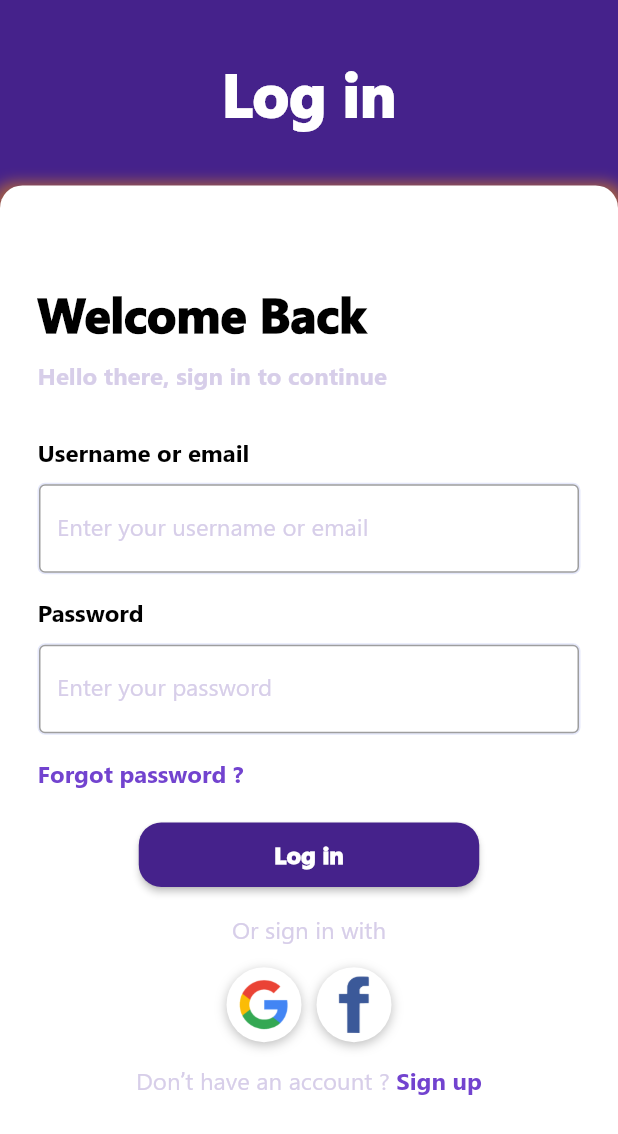
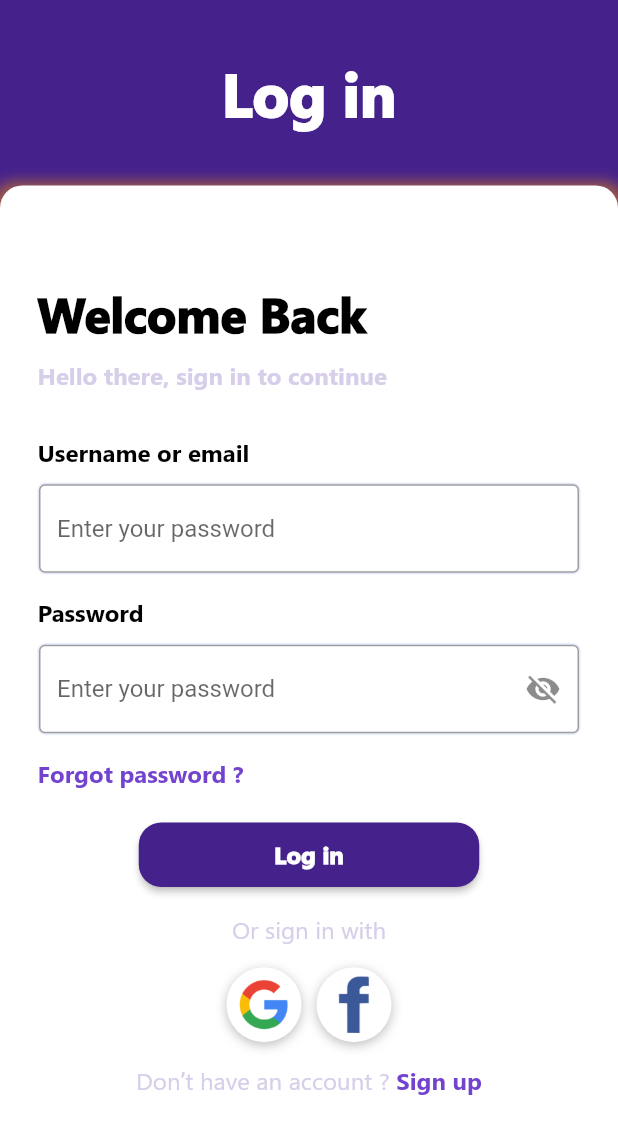
Before and after one commit to nguyenchiemdu/TESMA, a Flutter app: the screen it shows after launch, on a phone screen of 412 x 824 dp. Shown: the top 1134 px of the screen. Run offline on Flutter 3.47's test engine with Material 2 defaults, Android fonts, the phone set to English and light mode, and no system bars; our stand-ins replace cloud_firestore, firebase_auth, firebase_core, flutter_spinkit, fluttertoast, google_sign_in; missing offline and left inert: flutter_facebook_auth; accounts and stored records are empty.

Commit message:
Update textfield

```diff
--- a/lib/views/login_screens/login_screen.dart
+++ b/lib/views/login_screens/login_screen.dart
@@ -22,9 +22,18 @@ class LoginForm extends StatelessWidget {
   }
 }
 
-class LoginMobileContent extends StatelessWidget {
+class LoginMobileContent extends StatefulWidget {
+  @override
+  _LoginMobileContentState createState() => _LoginMobileContentState();
+}
+
+class _LoginMobileContentState extends State<LoginMobileContent> {
   final TextEditingController userController = TextEditingController();
+
   final TextEditingController passwordController = TextEditingController();
+
+  bool showPassword = false;
+
   @override
   Widget build(BuildContext context) {
     Color getbackgroudcolor(Set<MaterialState> states) {
@@ -138,7 +147,9 @@ class LoginMobileContent extends StatelessWidget {
                             fontSize: 16.0,
                           ),
                           border: OutlineInputBorder(),
-                            labelText: "Enter your username or email"),
+                          counterText: "",
+                          hintText: 'Enter your password',
+                        ),
                         controller: userController,
                       ),
                     ),
@@ -166,14 +177,27 @@ class LoginMobileContent extends StatelessWidget {
                       ),
                       child: TextField(
                         decoration: InputDecoration(
+                          suffixIcon: GestureDetector(
+                            onTap: () {
+                              setState(() {
+                                showPassword = !showPassword;
+                              });
+                            },
+                            child: Icon(showPassword
+                                ? Icons.visibility
+                                : Icons.visibility_off),
+                          ),
                           labelStyle: TextStyle(
                             fontFamily: 'SegoeUI',
                             color: Color(0xffd7cee9),
                             fontSize: 16.0,
                           ),
                           border: OutlineInputBorder(),
-                            labelText: "Enter your password"),
+                          counterText: "",
+                          hintText: 'Enter your password',
+                        ),
                         controller: passwordController,
+                        obscureText: !showPassword,
                       ),
                     ),
                     SizedBox(height: 15.0),
```
Lines whose indentation alone changed are shown as unchanged.
